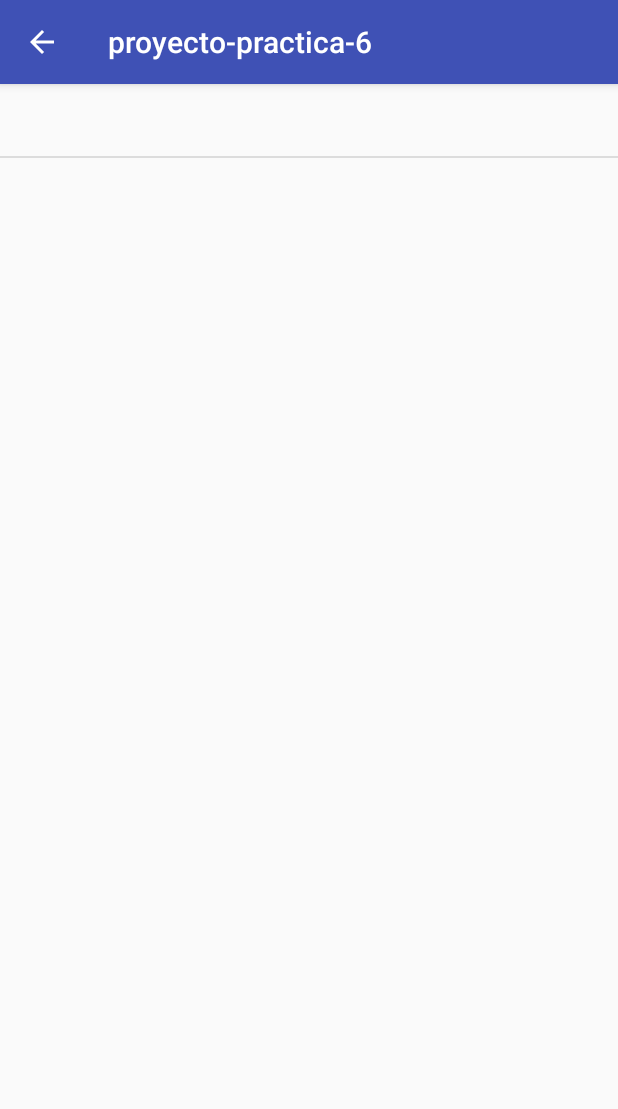
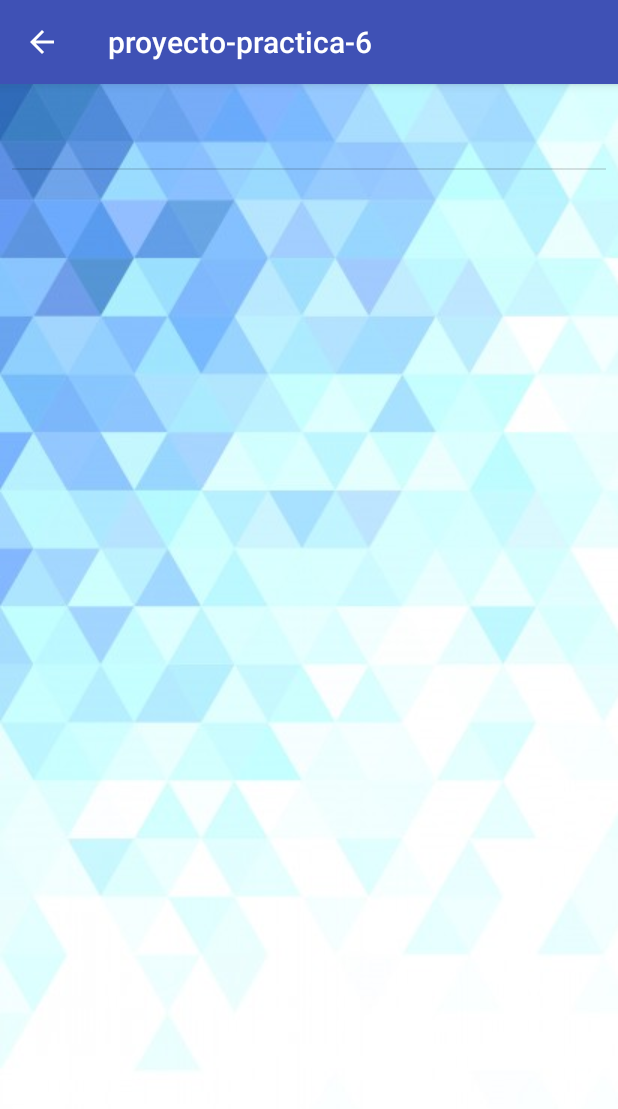
Before and after one commit to jairovera17/android-2017-B, an Android app: the VerTodos screen opened directly, with no data from a screen before it, on a phone screen of 412 x 824 dp. Shown: the top 1109 px of the screen. Run offline under Robolectric (Android 15) with nearby library versions, the phone set to English and light mode, and no system bars.

```diff
--- /dev/null
+++ b/proyectopractica6/app/src/main/res/drawable/tile_2.xml
@@ -0,0 +1,5 @@
+<?xml version="1.0" encoding="utf-8"?>
+<bitmap xmlns:android="http://schemas.android.com/apk/res/android"
+    android:dither="true"
+    android:src="@drawable/background"
+    android:tileMode="repeat" />
--- a/proyectopractica6/app/src/main/res/layout/activity_consulta_de_casos.xml
+++ b/proyectopractica6/app/src/main/res/layout/activity_consulta_de_casos.xml
@@ -4,6 +4,8 @@
     xmlns:tools="http://schemas.android.com/tools"
     android:layout_width="match_parent"
     android:layout_height="match_parent"
+    android:background="@drawable/tile_2"
+    android:orientation="vertical"
     tools:context="com.epn.jairo.proyecto_practica_6.ConsultaDeCasos">
 
     <EditText
--- a/proyectopractica6/app/src/main/res/layout/activity_ingreso_de_casos.xml
+++ b/proyectopractica6/app/src/main/res/layout/activity_ingreso_de_casos.xml
@@ -4,6 +4,8 @@
     xmlns:tools="http://schemas.android.com/tools"
     android:layout_width="match_parent"
     android:layout_height="match_parent"
+    android:background="@drawable/tile_2"
+    android:orientation="vertical"
     tools:context="com.epn.jairo.proyecto_practica_6.IngresoDeCasos">
 
     <EditText
--- a/proyectopractica6/app/src/main/res/layout/activity_main.xml
+++ b/proyectopractica6/app/src/main/res/layout/activity_main.xml
@@ -4,6 +4,9 @@
     xmlns:tools="http://schemas.android.com/tools"
     android:layout_width="match_parent"
     android:layout_height="match_parent"
+    android:background="@drawable/tile_2"
+    android:orientation="vertical"
+
     tools:context="com.epn.jairo.proyecto_practica_6.MainActivity">
 
     <Button
--- a/proyectopractica6/app/src/main/res/layout/activity_resultado_de_busqueda.xml
+++ b/proyectopractica6/app/src/main/res/layout/activity_resultado_de_busqueda.xml
@@ -4,6 +4,8 @@
     xmlns:tools="http://schemas.android.com/tools"
     android:layout_width="match_parent"
     android:layout_height="match_parent"
+    android:background="@drawable/tile_2"
+    android:orientation="vertical"
     tools:context="com.epn.jairo.proyecto_practica_6.ResultadoDeBusqueda">
 
     <TextView
--- a/proyectopractica6/app/src/main/res/layout/activity_resultado_list.xml
+++ b/proyectopractica6/app/src/main/res/layout/activity_resultado_list.xml
@@ -4,6 +4,8 @@
     xmlns:tools="http://schemas.android.com/tools"
     android:layout_width="match_parent"
     android:layout_height="match_parent"
+    android:background="@drawable/tile_2"
+    android:orientation="vertical"
     tools:context="com.epn.jairo.proyecto_practica_6.ResultadoList">
 
     <TextView
--- a/proyectopractica6/app/src/main/res/layout/activity_ver_todos.xml
+++ b/proyectopractica6/app/src/main/res/layout/activity_ver_todos.xml
@@ -4,12 +4,20 @@
     xmlns:tools="http://schemas.android.com/tools"
     android:layout_width="match_parent"
     android:layout_height="match_parent"
+    android:background="@drawable/tile_2"
+    android:orientation="vertical"
     tools:context="com.epn.jairo.proyecto_practica_6.VerTodos">
 
     <ListView
         android:id="@+id/mainListView"
         android:layout_width="match_parent"
         android:layout_height="match_parent"
-        tools:layout_editor_absoluteX="8dp"
-        tools:layout_editor_absoluteY="8dp" />
+        android:layout_marginBottom="8dp"
+        android:layout_marginEnd="8dp"
+        android:layout_marginStart="8dp"
+        android:layout_marginTop="8dp"
+        app:layout_constraintBottom_toBottomOf="parent"
+        app:layout_constraintEnd_toEndOf="parent"
+        app:layout_constraintStart_toStartOf="parent"
+        app:layout_constraintTop_toTopOf="parent" />
 </android.support.constraint.ConstraintLayout>
```
Also changed, not shown: proyectopractica6/app/src/main/AndroidManifest.xml (+8 -5 lines), proyectopractica6/app/src/main/java/com/epn/jairo/proyecto_practica_6/splashActivity.java (added, +38 -0 lines), proyectopractica6/app/src/main/res/layout/activity_splash.xml (added, +16 -0 lines), proyectopractica6/app/src/main/res/drawable/background.png (added), proyectopractica6/app/src/main/res/drawable/playlogo.png (added), proyectopractica6/app/src/main/res/drawable/playlogoicon.9.png (added).
